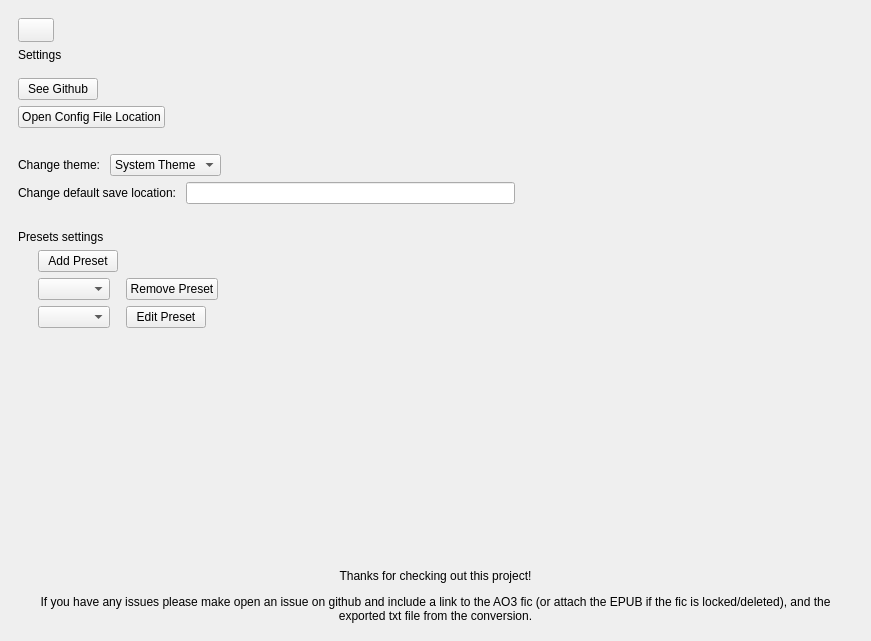
Qt form gui/ui/screens/main_window.ui (mackenziet7/ao3-epub-to-odt) before a commit.
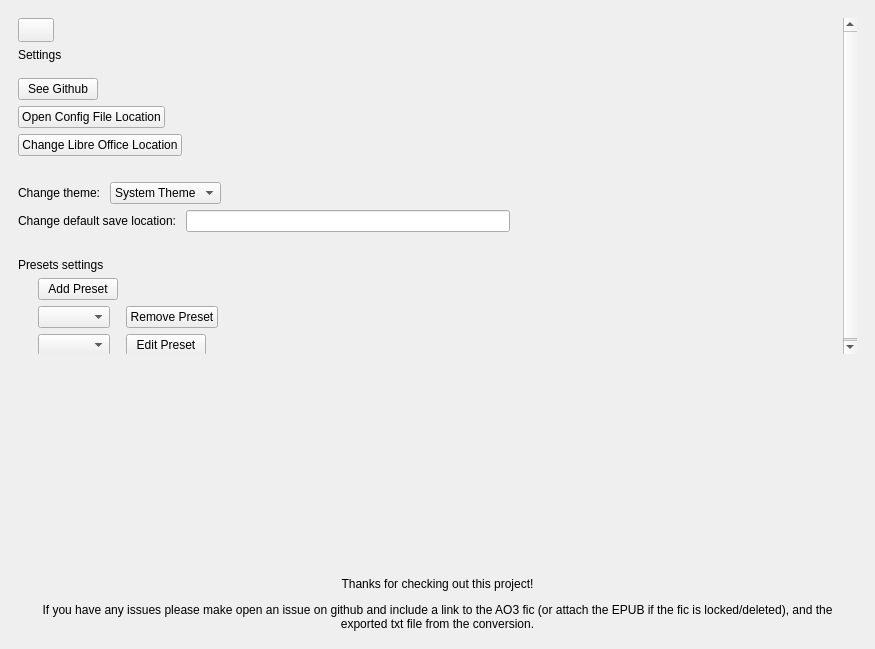
The same form after that commit. The open tabs and pages were chosen to show the change. Icons and pictures are not drawn.

The edit to the form file:
```diff
--- a/gui/ui/screens/main_window.ui
+++ b/gui/ui/screens/main_window.ui
@@ -6,8 +6,8 @@
    <rect>
     <x>0</x>
     <y>0</y>
-    <width>871</width>
-    <height>641</height>
+    <width>875</width>
+    <height>649</height>
    </rect>
   </property>
   <property name="minimumSize">
@@ -28,7 +28,7 @@
     <item>
      <widget class="QStackedWidget" name="stackedWidget">
       <property name="currentIndex">
-       <number>0</number>
+       <number>6</number>
       </property>
       <widget class="QWidget" name="page_0">
        <layout class="QVBoxLayout" name="verticalLayout_2">
@@ -4022,8 +4022,8 @@
             <rect>
              <x>0</x>
              <y>0</y>
-             <width>264</width>
-             <height>409</height>
+             <width>839</width>
+             <height>454</height>
             </rect>
            </property>
            <layout class="QVBoxLayout" name="verticalLayout_23">
@@ -4159,6 +4159,30 @@
               </item>
              </layout>
             </item>
+            <item>
+             <layout class="QHBoxLayout" name="horizontalLayout_42">
+              <item>
+               <widget class="QPushButton" name="LOLocation">
+                <property name="text">
+                 <string>Change Libre Office Location</string>
+                </property>
+               </widget>
+              </item>
+              <item>
+               <spacer name="horizontalSpacer_74">
+                <property name="orientation">
+                 <enum>Qt::Orientation::Horizontal</enum>
+                </property>
+                <property name="sizeHint" stdset="0">
+                 <size>
+                  <width>40</width>
+                  <height>20</height>
+                 </size>
+                </property>
+               </spacer>
+              </item>
+             </layout>
+            </item>
             <item>
              <spacer name="verticalSpacer_30">
               <property name="orientation">
@@ -4430,6 +4454,10 @@
               </item>
              </layout>
             </item>
+           </layout>
+          </widget>
+         </widget>
+        </item>
             <item>
              <spacer name="verticalSpacer_27">
               <property name="orientation">
@@ -4442,10 +4470,6 @@
                </size>
               </property>
              </spacer>
-            </item>
-           </layout>
-          </widget>
-         </widget>
         </item>
         <item>
          <widget class="QLabel" name="labelThanks">
```
Lines whose indentation alone changed are shown as unchanged.
